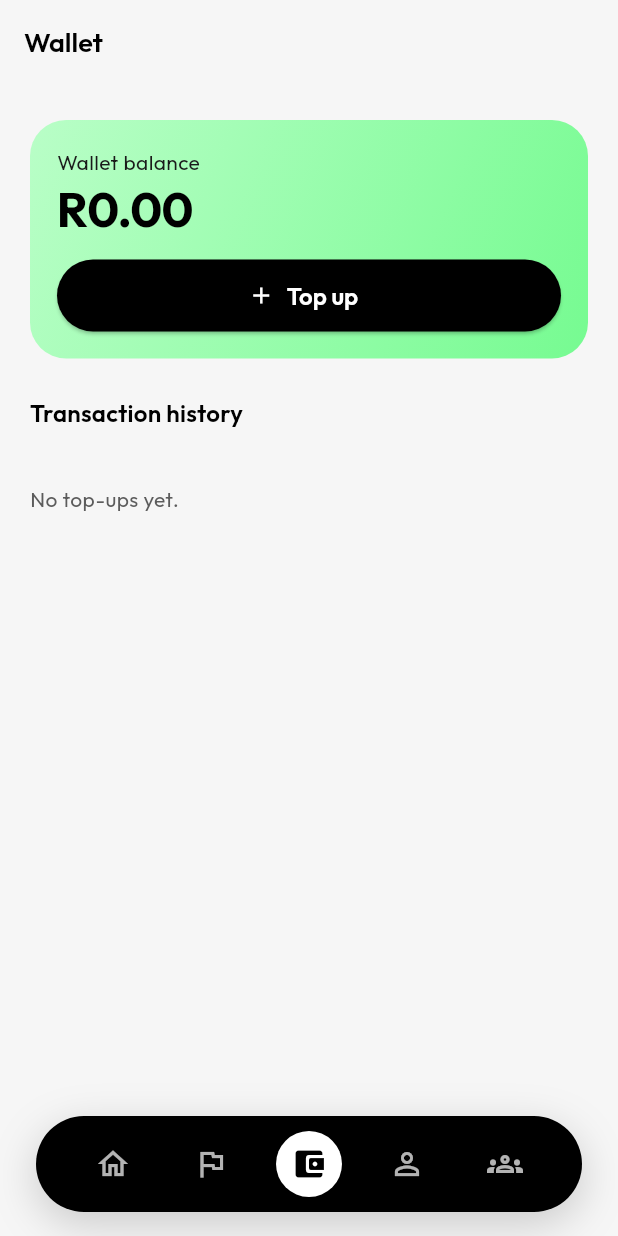
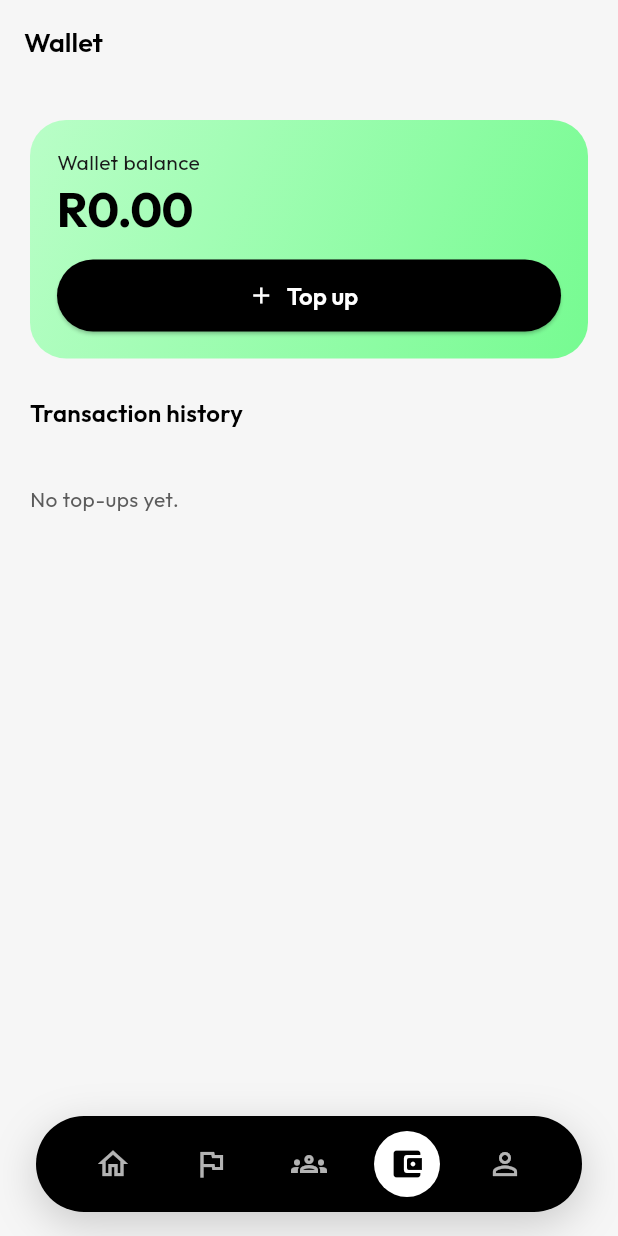
Before and after one commit to Ceptivo/Forgo, a Flutter app: the screen it shows after launch, after a tap on "Skip", after a tap on "R0", on a phone screen of 412 x 824 dp. Run offline on Flutter 3.47's test engine with Material 3 defaults, Android fonts, the phone set to English and light mode, and no system bars; our stand-ins replace flutter_dotenv, flutter_riverpod, go_router, image_picker, shared_preferences, supabase_flutter and 1 more; accounts and stored records are empty; network calls fail.

Commit message:
Add usernames/avatars, fix hidden FABs, reorder nav, clean up Profile
Profile screen: removed the wallet balance, date of birth, and email —
wallet balance now lives only on the Wallet tab. Followers/Following
moved directly under the name, and Goals completed is now a single
compact full-width card instead of a half-width tile.

New: permanent unique usernames chosen at signup (shown where email used
to sit), an editable nickname (pencil icon next to the name, reusing the
existing full_name field), and a gallery-uploaded profile photo — visible
to anyone who looks the account up via search or a public profile.
Search/following/group-member lookups all now return avatars too.

Fixes: the Goals/Groups screens' FABs were rendering underneath the
floating nav dock (extendBody:true) and were effectively unreachable —
added clearance padding. App bars were flashing grey on scroll
(Material 3's default scrolled-under tint) — disabled it, the app's
bars are meant to sit flush with the background. Bottom nav reordered to
Home/Goals/Groups/Wallet/Profile.

Co-Authored-By: Claude Sonnet 5 <noreply@anthropic.com>
Claude-Session: https://claude.ai/code/session_01LR7HAzpCnsmezfhTmMvG35

```diff
--- a/lib/core/router/app_router.dart
+++ b/lib/core/router/app_router.dart
@@ -72,6 +72,14 @@ final routerProvider = Provider<GoRouter>((ref) {
           StatefulShellBranch(
             routes: [
               GoRoute(
+                path: '/groups',
+                builder: (context, state) => const GroupsListScreen(),
+              ),
+            ],
+          ),
+          StatefulShellBranch(
+            routes: [
+              GoRoute(
                 path: '/wallet',
                 builder: (context, state) => const WalletScreen(),
               ),
@@ -85,14 +93,6 @@ final routerProvider = Provider<GoRouter>((ref) {
               ),
             ],
           ),
-          StatefulShellBranch(
-            routes: [
-              GoRoute(
-                path: '/groups',
-                builder: (context, state) => const GroupsListScreen(),
-              ),
-            ],
-          ),
         ],
       ),
     ],
--- a/lib/core/theme/app_theme.dart
+++ b/lib/core/theme/app_theme.dart
@@ -139,6 +139,12 @@ class AppTheme {
         backgroundColor: AppColors.background,
         foregroundColor: AppColors.textPrimary,
         elevation: 0,
+        // Material 3 default: the app bar tints/darkens once content has
+        // scrolled underneath it. Forgo's app bars sit flush with the
+        // page background, so that tint just reads as an unwanted grey
+        // flash rather than a deliberate elevation change.
+        scrolledUnderElevation: 0,
+        surfaceTintColor: Colors.transparent,
         centerTitle: false,
         titleTextStyle: textTheme.titleLarge,
       ),
--- /dev/null
+++ b/lib/core/widgets/dock_clear_fab.dart
@@ -0,0 +1,22 @@
+import 'package:flutter/material.dart';
+
+/// Wraps a `floatingActionButton` with enough bottom padding to clear
+/// HomeShell's floating nav dock. The phone layout's outer Scaffold uses
+/// `extendBody: true` so the dock overlaps each tab's body — without this,
+/// a tab's own FAB renders underneath the dock and is effectively
+/// invisible/unreachable.
+class DockClearFab extends StatelessWidget {
+  const DockClearFab({super.key, required this.child});
+
+  final Widget child;
+
+  static const clearance = 88.0;
+
+  @override
+  Widget build(BuildContext context) {
+    return Padding(
+      padding: const EdgeInsets.only(bottom: clearance),
+      child: child,
+    );
+  }
+}
--- a/lib/features/auth/data/auth_repository.dart
+++ b/lib/features/auth/data/auth_repository.dart
@@ -13,6 +13,7 @@ class AuthRepository {
     required String email,
     required String password,
     required String fullName,
+    required String username,
     required DateTime dateOfBirth,
   }) {
     return _client.auth.signUp(
@@ -20,6 +21,7 @@ class AuthRepository {
       password: password,
       data: {
         'full_name': fullName,
+        'username': username,
         // Stored as an ISO date (yyyy-MM-dd) so the DB trigger/CHECK
         // constraint can parse it without timezone ambiguity.
         'date_of_birth': _isoDate(dateOfBirth),
--- a/lib/features/goals/presentation/screens/goals_screen.dart
+++ b/lib/features/goals/presentation/screens/goals_screen.dart
@@ -5,6 +5,7 @@ import 'package:intl/intl.dart';
 import '../../../../core/responsive/responsive.dart';
 import '../../../../core/theme/app_theme.dart';
 import '../../../../core/widgets/bento_grid.dart';
+import '../../../../core/widgets/dock_clear_fab.dart';
 import '../../../../core/widgets/retryable_error.dart';
 import '../../application/goal_providers.dart';
 import '../../domain/goal.dart';
@@ -20,12 +21,14 @@ class GoalsScreen extends ConsumerWidget {
 
     return Scaffold(
       appBar: AppBar(title: const Text('Goals')),
-      floatingActionButton: FloatingActionButton.extended(
-        onPressed: () => Navigator.of(context).push(
-          MaterialPageRoute(builder: (_) => const NewGoalScreen()),
+      floatingActionButton: DockClearFab(
+        child: FloatingActionButton.extended(
+          onPressed: () => Navigator.of(context).push(
+            MaterialPageRoute(builder: (_) => const NewGoalScreen()),
+          ),
+          icon: const Icon(Icons.add),
+          label: const Text('New goal'),
         ),
-        icon: const Icon(Icons.add),
-        label: const Text('New goal'),
       ),
       body: RefreshIndicator(
         onRefresh: () async {
--- a/lib/features/groups/presentation/screens/groups_list_screen.dart
+++ b/lib/features/groups/presentation/screens/groups_list_screen.dart
@@ -3,6 +3,7 @@ import 'package:flutter_riverpod/flutter_riverpod.dart';
 
 import '../../../../core/responsive/responsive.dart';
 import '../../../../core/theme/app_theme.dart';
+import '../../../../core/widgets/dock_clear_fab.dart';
 import '../../../social/application/social_providers.dart';
 import '../../application/goal_group_providers.dart';
 import '../../data/goal_group_repository.dart';
@@ -20,7 +21,8 @@ class GroupsListScreen extends ConsumerWidget {
   Widget build(BuildContext context, WidgetRef ref) {
     return Scaffold(
       appBar: AppBar(title: const Text('Groups')),
-      floatingActionButton: FloatingActionButton.extended(
+      floatingActionButton: DockClearFab(
+        child: FloatingActionButton.extended(
           onPressed: () async {
             final group = await showCreateOrJoinGroupSheet(context);
             if (group != null && context.mounted) {
@@ -33,6 +35,7 @@ class GroupsListScreen extends ConsumerWidget {
           },
           icon: const Icon(Icons.group_add_rounded),
           label: const Text('New group'),
+        ),
       ),
       body: RefreshIndicator(
         onRefresh: () async {
--- a/lib/features/home/presentation/home_shell.dart
+++ b/lib/features/home/presentation/home_shell.dart
@@ -37,6 +37,11 @@ class HomeShell extends StatelessWidget {
       label: 'Goals',
     ),
     _Destination(
+      icon: Icons.groups_outlined,
+      selectedIcon: Icons.groups_rounded,
+      label: 'Groups',
+    ),
+    _Destination(
       icon: Icons.account_balance_wallet_outlined,
       selectedIcon: Icons.account_balance_wallet_rounded,
       label: 'Wallet',
@@ -45,11 +50,6 @@ class HomeShell extends StatelessWidget {
       icon: Icons.person_outline,
       selectedIcon: Icons.person_rounded,
       label: 'Profile',
-    ),
-    _Destination(
-      icon: Icons.groups_outlined,
-      selectedIcon: Icons.groups_rounded,
-      label: 'Groups',
     ),
   ];
 
--- a/lib/features/profile/domain/profile.dart
+++ b/lib/features/profile/domain/profile.dart
@@ -3,6 +3,8 @@ class Profile {
     required this.id,
     required this.email,
     required this.fullName,
+    required this.username,
+    required this.avatarUrl,
     required this.dateOfBirth,
     required this.walletBalanceCents,
     required this.createdAt,
@@ -13,6 +15,8 @@ class Profile {
       id: map['id'] as String,
       email: map['email'] as String? ?? '',
       fullName: map['full_name'] as String? ?? '',
+      username: map['username'] as String? ?? '',
+      avatarUrl: map['avatar_url'] as String?,
       dateOfBirth: DateTime.parse(map['date_of_birth'] as String),
       walletBalanceCents: (map['wallet_balance_cents'] as num?)?.toInt() ?? 0,
       createdAt: DateTime.parse(map['created_at'] as String),
@@ -22,6 +26,8 @@ class Profile {
   final String id;
   final String email;
   final String fullName;
+  final String username;
+  final String? avatarUrl;
   final DateTime dateOfBirth;
   final int walletBalanceCents;
   final DateTime createdAt;
--- a/lib/features/profile/presentation/screens/profile_screen.dart
+++ b/lib/features/profile/presentation/screens/profile_screen.dart
@@ -1,6 +1,6 @@
 import 'package:flutter/material.dart';
 import 'package:flutter_riverpod/flutter_riverpod.dart';
-import 'package:intl/intl.dart';
+import 'package:image_picker/image_picker.dart';
 
 import '../../../../core/responsive/responsive.dart';
 import '../../../../core/theme/app_theme.dart';
@@ -10,6 +10,7 @@ import '../../../auth/application/auth_providers.dart';
 import '../../../social/application/social_providers.dart';
 import '../../../social/presentation/screens/friends_screen.dart';
 import '../../application/profile_providers.dart';
+import '../../domain/profile.dart';
 
 class ProfileScreen extends ConsumerWidget {
   const ProfileScreen({super.key});
@@ -17,7 +18,6 @@ class ProfileScreen extends ConsumerWidget {
   @override
   Widget build(BuildContext context, WidgetRef ref) {
     final profileAsync = ref.watch(currentProfileProvider);
-    final textTheme = Theme.of(context).textTheme;
 
     return Scaffold(
       appBar: AppBar(title: const Text('Profile')),
@@ -38,87 +38,37 @@ class ProfileScreen extends ConsumerWidget {
               crossAxisAlignment: CrossAxisAlignment.stretch,
               children: [
                 const SizedBox(height: 8),
-                  Center(
-                    child: Container(
-                      width: 84,
-                      height: 84,
-                      decoration: const BoxDecoration(
-                        shape: BoxShape.circle,
-                        gradient: AppColors.accentGradient,
-                      ),
-                      alignment: Alignment.center,
+                _AvatarPicker(profile: profile),
+                const SizedBox(height: 16),
+                Row(
+                  mainAxisAlignment: MainAxisAlignment.center,
+                  children: [
+                    Flexible(
                       child: Text(
-                        profile.fullName.isNotEmpty
-                            ? profile.fullName[0].toUpperCase()
-                            : '?',
-                        style: textTheme.headlineMedium?.copyWith(
-                          color: AppColors.ink,
+                        profile.fullName,
+                        style: Theme.of(context).textTheme.titleLarge,
+                        overflow: TextOverflow.ellipsis,
                       ),
                     ),
-                    ),
-                  ),
-                  const SizedBox(height: 16),
-                  Center(
-                    child: Text(profile.fullName, style: textTheme.titleLarge),
-                  ),
-                  Center(
-                    child: Text(profile.email, style: textTheme.bodyMedium),
-                  ),
-                  const SizedBox(height: 24),
-                  BentoGrid(
-                    items: [
-                      BentoGridItem(
-                        size: BentoSize.wide,
-                        child: BentoCard(
-                          gradient: AppColors.accentGradient,
-                          child: Column(
-                            crossAxisAlignment: CrossAxisAlignment.start,
-                            children: [
-                              Text(
-                                'Wallet balance',
-                                style: textTheme.bodyMedium?.copyWith(
-                                  color: AppColors.inkSoft,
-                                ),
-                              ),
-                              const SizedBox(height: 4),
-                              Text(
-                                'R${profile.walletBalanceRand.toStringAsFixed(2)}',
-                                style: textTheme.headlineMedium?.copyWith(
-                                  color: AppColors.ink,
-                                ),
+                    IconButton(
+                      onPressed: () => _showNicknameEditor(context, ref, profile),
+                      icon: const Icon(Icons.edit_rounded, size: 18),
+                      tooltip: 'Edit nickname',
+                      visualDensity: VisualDensity.compact,
                     ),
                   ],
                 ),
+                if (profile.username.isNotEmpty)
+                  Center(
+                    child: Text(
+                      '@${profile.username}',
+                      style: Theme.of(context).textTheme.bodyMedium,
                     ),
                   ),
-                      BentoGridItem(
-                        size: BentoSize.half,
-                        child: BentoCard(
-                          child: Column(
-                            crossAxisAlignment: CrossAxisAlignment.start,
-                            children: [
-                              const Icon(
-                                Icons.cake_rounded,
-                                color: AppColors.accentDeep,
-                              ),
-                              const Spacer(),
-                              Text(
-                                DateFormat.yMMMd().format(profile.dateOfBirth),
-                                style: textTheme.titleMedium,
-                              ),
-                              Text('Date of birth', style: textTheme.bodySmall),
-                            ],
-                          ),
-                        ),
-                      ),
-                      BentoGridItem(
-                        size: BentoSize.half,
-                        child: _CompletedGoalsCard(userId: profile.id),
-                      ),
-                    ],
-                  ),
+                const SizedBox(height: 20),
+                _FollowStatsRow(userId: profile.id),
                 const SizedBox(height: 12),
-                  _FollowStatsRow(userId: profile.id),
+                _CompletedGoalsCard(userId: profile.id),
                 const SizedBox(height: 12),
                 OutlinedButton.icon(
                   onPressed: () => Navigator.of(context).push(
@@ -129,14 +79,160 @@ class ProfileScreen extends ConsumerWidget {
                 ),
                 const SizedBox(height: 12),
                 OutlinedButton.icon(
-                    onPressed: () =>
-                        ref.read(authRepositoryProvider).signOut(),
+                  onPressed: () => ref.read(authRepositoryProvider).signOut(),
                   icon: const Icon(Icons.logout),
                   label: const Text('Log out'),
                 ),
               ],
             );
           },
+        ),
+      ),
+    );
+  }
+}
+
+Future<void> _showNicknameEditor(
+  BuildContext context,
+  WidgetRef ref,
+  Profile profile,
+) async {
+  final controller = TextEditingController(text: profile.fullName);
+  final result = await showDialog<String>(
+    context: context,
+    builder: (context) => AlertDialog(
+      title: const Text('Edit nickname'),
+      content: TextField(
+        controller: controller,
+        autofocus: true,
+        textCapitalization: TextCapitalization.words,
+        decoration: const InputDecoration(labelText: 'Nickname'),
+        onSubmitted: (value) => Navigator.of(context).pop(value.trim()),
+      ),
+      actions: [
+        TextButton(
+          onPressed: () => Navigator.of(context).pop(),
+          child: const Text('Cancel'),
+        ),
+        TextButton(
+          onPressed: () => Navigator.of(context).pop(controller.text.trim()),
+          child: const Text('Save'),
+        ),
+      ],
+    ),
+  );
+  controller.dispose();
+
+  if (result == null || result.isEmpty || result == profile.fullName) return;
+
+  await ref.read(profileRepositoryProvider).updateFullName(profile.id, result);
+  ref.invalidate(currentProfileProvider);
+}
+
+class _AvatarPicker extends ConsumerStatefulWidget {
+  const _AvatarPicker({required this.profile});
+
+  final Profile profile;
+
+  @override
+  ConsumerState<_AvatarPicker> createState() => _AvatarPickerState();
+}
+
+class _AvatarPickerState extends ConsumerState<_AvatarPicker> {
+  bool _uploading = false;
+
+  Future<void> _pick() async {
+    final picked = await ImagePicker().pickImage(
+      source: ImageSource.gallery,
+      maxWidth: 640,
+      maxHeight: 640,
+      imageQuality: 85,
+    );
+    if (picked == null) return;
+
+    setState(() => _uploading = true);
+    try {
+      final bytes = await picked.readAsBytes();
+      final ext = picked.path.contains('.')
+          ? picked.path.split('.').last.toLowerCase()
+          : 'jpg';
+      await ref
+          .read(profileRepositoryProvider)
+          .uploadAvatar(
+            userId: widget.profile.id,
+            bytes: bytes,
+            fileExtension: ext,
+          );
+      ref.invalidate(currentProfileProvider);
+    } catch (_) {
+      if (mounted) {
+        ScaffoldMessenger.of(context).showSnackBar(
+          const SnackBar(content: Text('Could not update your photo — try again.')),
+        );
+      }
+    } finally {
+      if (mounted) setState(() => _uploading = false);
+    }
+  }
+
+  @override
+  Widget build(BuildContext context) {
+    final avatarUrl = widget.profile.avatarUrl;
+    return Center(
+      child: GestureDetector(
+        onTap: _uploading ? null : _pick,
+        child: Stack(
+          clipBehavior: Clip.none,
+          children: [
+            Container(
+              width: 84,
+              height: 84,
+              decoration: const BoxDecoration(
+                shape: BoxShape.circle,
+                gradient: AppColors.accentGradient,
+              ),
+              alignment: Alignment.center,
+              clipBehavior: Clip.antiAlias,
+              child: _uploading
+                  ? const SizedBox(
+                      height: 24,
+                      width: 24,
+                      child: CircularProgressIndicator(strokeWidth: 2),
+                    )
+                  : avatarUrl != null
+                  ? ClipOval(
+                      child: Image.network(
+                        avatarUrl,
+                        width: 84,
+                        height: 84,
+                        fit: BoxFit.cover,
+                      ),
+                    )
+                  : Text(
+                      widget.profile.fullName.isNotEmpty
+                          ? widget.profile.fullName[0].toUpperCase()
+                          : '?',
+                      style: Theme.of(context).textTheme.headlineMedium
+                          ?.copyWith(color: AppColors.ink),
+                    ),
+            ),
+            Positioned(
+              right: -2,
+              bottom: -2,
+              child: Container(
+                padding: const EdgeInsets.all(6),
+                decoration: const BoxDecoration(
+                  color: AppColors.ink,
+                  shape: BoxShape.circle,
+                ),
+                child: const Icon(
+                  Icons.photo_camera_rounded,
+                  size: 14,
+                  color: Colors.white,
+                ),
+              ),
+            ),
+          ],
         ),
       ),
     );
@@ -155,12 +251,12 @@ class _CompletedGoalsCard extends ConsumerWidget {
     final completed = statsAsync.value?.completedGoalsCount;
 
     return BentoCard(
-      child: Column(
-        crossAxisAlignment: CrossAxisAlignment.start,
+      child: Row(
         children: [
           const Icon(Icons.flag_rounded, color: AppColors.accentDeep),
-          const Spacer(),
-          Text(completed?.toString() ?? '—', style: textTheme.titleMedium),
+          const SizedBox(width: 12),
+          Text(completed?.toString() ?? '—', style: textTheme.titleLarge),
+          const SizedBox(width: 8),
           Text('Goals completed', style: textTheme.bodySmall),
         ],
       ),
@@ -188,17 +284,11 @@ class _FollowStatsRow extends ConsumerWidget {
       child: Row(
         children: [
           Expanded(
-            child: _FollowStat(
-              label: 'Followers',
-              value: stats?.followerCount,
-            ),
+            child: _FollowStat(label: 'Followers', value: stats?.followerCount),
           ),
           Container(width: 1, height: 32, color: AppColors.surfaceBorder),
           Expanded(
-            child: _FollowStat(
-              label: 'Following',
-              value: stats?.followingCount,
-            ),
+            child: _FollowStat(label: 'Following', value: stats?.followingCount),
           ),
         ],
       ),
--- a/lib/features/social/data/social_repository.dart
+++ b/lib/features/social/data/social_repository.dart
@@ -23,6 +23,8 @@ class SocialRepository {
           (row) => FollowedUser(
             userId: (row as Map<String, dynamic>)['user_id'] as String,
             fullName: row['full_name'] as String,
+            username: row['username'] as String?,
+            avatarUrl: row['avatar_url'] as String?,
           ),
         )
         .toList();
@@ -35,6 +37,8 @@ class SocialRepository {
           (row) => FollowedUser(
             userId: (row as Map<String, dynamic>)['user_id'] as String,
             fullName: row['full_name'] as String,
+            username: row['username'] as String?,
+            avatarUrl: row['avatar_url'] as String?,
           ),
         )
         .toList();
--- a/lib/features/social/domain/public_profile_stats.dart
+++ b/lib/features/social/domain/public_profile_stats.dart
@@ -5,6 +5,8 @@ class PublicProfileStats {
   const PublicProfileStats({
     required this.userId,
     required this.fullName,
+    required this.username,
+    required this.avatarUrl,
     required this.followerCount,
     required this.followingCount,
     required this.completedGoalsCount,
@@ -15,6 +17,8 @@ class PublicProfileStats {
     return PublicProfileStats(
       userId: userId,
       fullName: map['full_name'] as String,
+      username: map['username'] as String?,
+      avatarUrl: map['avatar_url'] as String?,
       followerCount: (map['follower_count'] as num).toInt(),
       followingCount: (map['following_count'] as num).toInt(),
       completedGoalsCount: (map['completed_goals_count'] as num).toInt(),
@@ -24,6 +28,8 @@ class PublicProfileStats {
 
   final String userId;
   final String fullName;
+  final String? username;
+  final String? avatarUrl;
   final int followerCount;
   final int followingCount;
   final int completedGoalsCount;
--- a/pubspec.yaml
+++ b/pubspec.yaml
@@ -42,6 +42,7 @@ dependencies:
   flutter_staggered_grid_view: ^0.7.0
   webview_flutter: ^4.13.1
   shared_preferences: ^2.5.5
+  image_picker: ^1.1.2
 
 dev_dependencies:
   flutter_test:
```
Also changed, not shown: lib/features/auth/presentation/screens/signup_screen.dart (+47 -0 lines), lib/features/profile/data/profile_repository.dart (+41 -0 lines), lib/features/social/domain/followed_user.dart (+8 -1 lines), lib/features/social/presentation/screens/friends_screen.dart (+9 -1 lines), lib/features/social/presentation/screens/user_profile_screen.dart (+15 -1 lines), pubspec.lock, 1 other file. Lines whose indentation alone changed are shown as unchanged.
